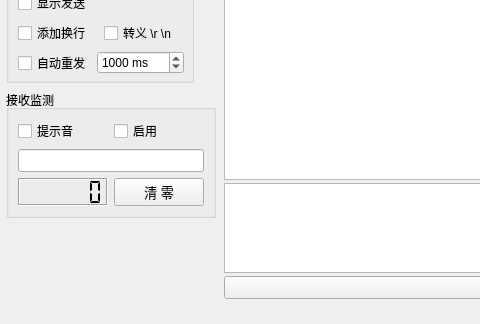
Qt form SerialPort.ui (leichau/GSP) before a commit; both pictures show x 0 to 480 and y 388 to 712 of the 1023 by 712 pixel window.
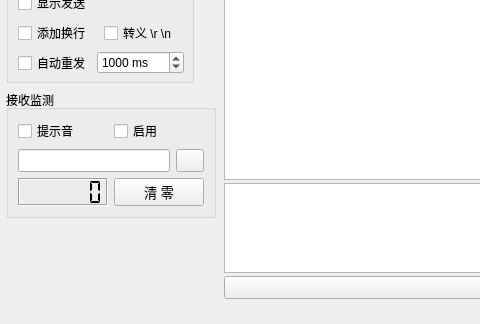
The same form after that commit. Icons and pictures are not drawn.

Patch:
```diff
--- a/SerialPort.ui
+++ b/SerialPort.ui
@@ -506,6 +506,28 @@
              </property>
             </widget>
            </item>
+           <item>
+            <widget class="QPushButton" name="colorButton">
+             <property name="sizePolicy">
+              <sizepolicy hsizetype="Minimum" vsizetype="Minimum">
+               <horstretch>0</horstretch>
+               <verstretch>0</verstretch>
+              </sizepolicy>
+             </property>
+             <property name="maximumSize">
+              <size>
+               <width>28</width>
+               <height>16777215</height>
+              </size>
+             </property>
+             <property name="text">
+              <string/>
+             </property>
+             <property name="flat">
+              <bool>false</bool>
+             </property>
+            </widget>
+           </item>
           </layout>
          </item>
          <item>
```
Left out of the diff: 9 changed lines with no effect on the pictures.
